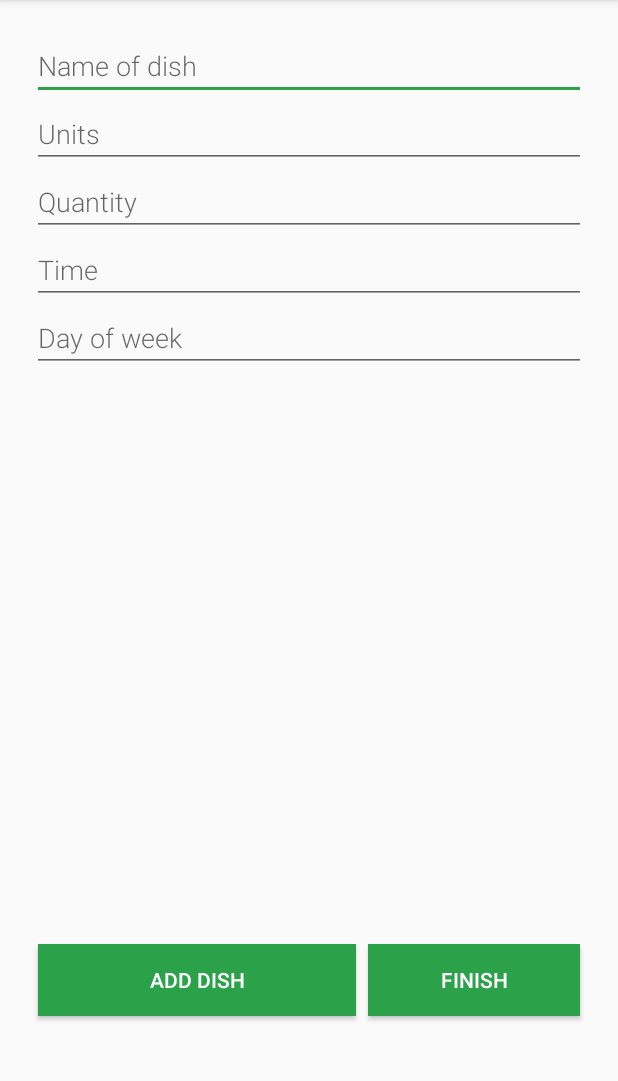
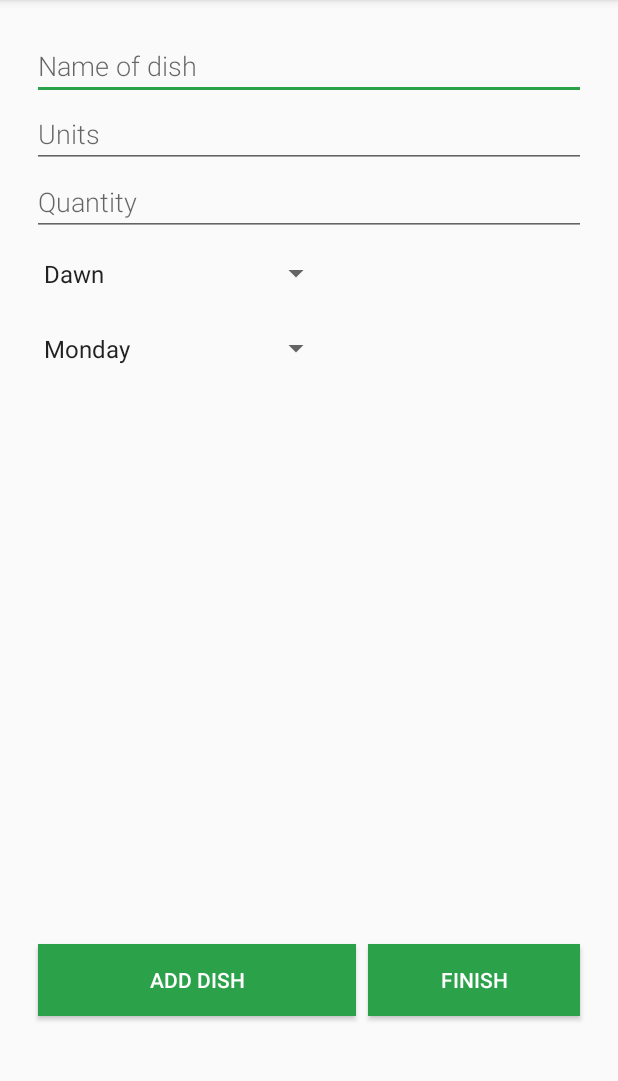
Before and after one commit to EduardoVaca/Thinner, an Android app: the InsertMealActivity screen opened directly, with no data from a screen before it, on a phone screen of 412 x 824 dp, the part 84-1165 px from its top. Run offline under Robolectric (Android 15) with nearby library versions, the phone set to English and light mode, and no system bars.

```diff
--- a/Thinner/app/src/main/java/com/example/eduardovaca/thinner/InsertMealActivity.java
+++ b/Thinner/app/src/main/java/com/example/eduardovaca/thinner/InsertMealActivity.java
@@ -7,14 +7,21 @@ import android.support.v7.app.AppCompatActivity;
 import android.os.Bundle;
 import android.util.Log;
 import android.view.View;
+import android.widget.ArrayAdapter;
 import android.widget.Button;
 import android.widget.EditText;
+import android.widget.Spinner;
 import android.widget.TextView;
 import android.widget.Toast;
 
 import com.parse.ParseException;
 import com.parse.ParseObject;
 import com.parse.SaveCallback;
+
+import java.lang.reflect.Array;
+import java.util.ArrayList;
+import java.util.Arrays;
+import java.util.List;
 
 public class InsertMealActivity extends AppCompatActivity {
 
@@ -26,6 +33,11 @@ public class InsertMealActivity extends AppCompatActivity {
     private Button addDish;
     private Button finish;
     private TextView listTV;
+    private Spinner timeSpinner;
+    private Spinner daySpinner;
+
+    private static final String daysWeek [] = {"Monday", "Tuesday", "Wednesday", "Thursday", "Friday", "Saturday", "Sunday"};
+    private static final String timeDay [] = {"Dawn", "Morning", "Noon", "Afternoon", "Evening"};
 
     String list;
 
@@ -37,12 +49,24 @@ public class InsertMealActivity extends AppCompatActivity {
         name = (EditText) findViewById(R.id.name_food_et);
         units= (EditText) findViewById(R.id.units_food_et);
         quantity = (EditText) findViewById(R.id.quantity_food_et);
-        time = (EditText) findViewById(R.id.time_food_et);
-        day = (EditText) findViewById(R.id.day_food_et);
         addDish = (Button) findViewById(R.id.add_dish_btn);
         finish = (Button) findViewById(R.id.finish_btn);
         listTV  = (TextView) findViewById(R.id.list_dishes);
+        timeSpinner = (Spinner) findViewById(R.id.time_spinner);
+        daySpinner = (Spinner) findViewById(R.id.day_spinner);
         list = "";
+
+        List<String> dayList = new ArrayList<>(Arrays.asList(daysWeek));
+        ArrayAdapter<String> dayAdapter = new ArrayAdapter<String>(InsertMealActivity.this,
+                                                    android.R.layout.simple_spinner_item, dayList);
+        dayAdapter.setDropDownViewResource(android.R.layout.simple_spinner_dropdown_item);
+        daySpinner.setAdapter(dayAdapter);
+
+        List<String> timeList = new ArrayList<>(Arrays.asList(timeDay));
+        ArrayAdapter<String> timeAdapter = new ArrayAdapter<String>(InsertMealActivity.this,
+                                                    android.R.layout.simple_spinner_item, timeList);
+        timeAdapter.setDropDownViewResource(android.R.layout.simple_spinner_dropdown_item);
+        timeSpinner.setAdapter(timeAdapter);
 
         addDish.setOnClickListener(new View.OnClickListener() {
             @Override
--- a/Thinner/app/src/main/res/layout/activity_insert_meal.xml
+++ b/Thinner/app/src/main/res/layout/activity_insert_meal.xml
@@ -39,19 +39,25 @@
                 android:hint="Quantity"
                 android:inputType="number"
                 android:fontFamily="sans-serif-light"/>
-            <EditText
-                android:id="@+id/time_food_et"
-                android:layout_width="match_parent"
-                android:layout_height="wrap_content"
-                android:hint="Time"
-                android:inputType="time"
-                android:fontFamily="sans-serif-light"/>
-            <EditText
-                android:id="@+id/day_food_et"
-                android:layout_width="match_parent"
-                android:layout_height="wrap_content"
-                android:hint="Day of week"
-                android:fontFamily="sans-serif-light"/>
+            <Spinner
+                android:id="@+id/time_spinner"
+                android:layout_marginLeft="0dp"
+                android:layout_marginRight="0dp"
+                android:layout_marginTop="0dp"
+                android:layout_marginBottom="0dp"
+                android:layout_width="200dp"
+                android:layout_height="50dp">
+            </Spinner>
+
+            <Spinner
+                android:id="@+id/day_spinner"
+                android:layout_marginLeft="0dp"
+                android:layout_marginRight="0dp"
+                android:layout_marginTop="0dp"
+                android:layout_marginBottom="0dp"
+                android:layout_width="200dp"
+                android:layout_height="50dp">
+            </Spinner>
 
         </LinearLayout>
 
--- a/Thinner/app/src/main/res/layout/activity_main.xml
+++ b/Thinner/app/src/main/res/layout/activity_main.xml
@@ -31,6 +31,7 @@
             android:layout_width="match_parent"
             android:layout_height="wrap_content"
             android:fontFamily="sans-serif-light"
+            android:imeOptions="actionNext"
             android:hint="Username"/>
         <EditText
             android:id="@+id/password"
@@ -38,6 +39,7 @@
             android:fontFamily="sans-serif-light"
             android:layout_width="match_parent"
             android:layout_height="wrap_content"
+            android:imeOptions="actionNext"
             android:hint="Password"/>
 
         <Button
```
